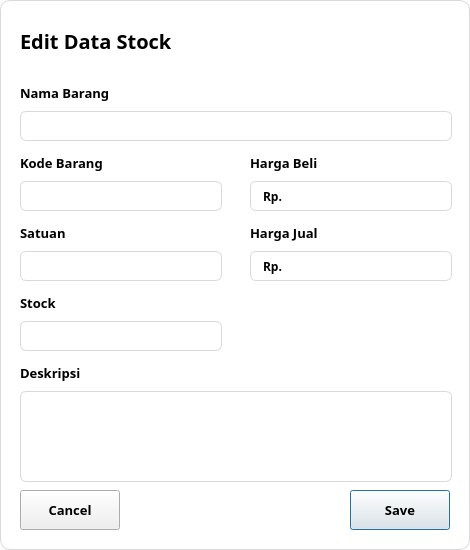
Before: the Qt Designer form ui/stockEditDialog.ui in ka-zukii/mini-erp, drawn with Qt 5.
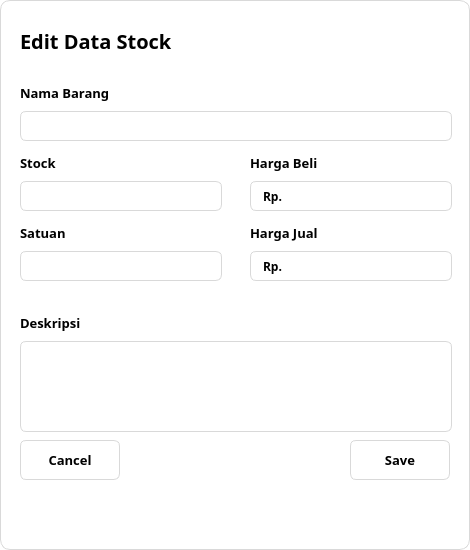
After: the same form once the commit is applied. Icons and pictures are not drawn.

```diff
--- a/ui/stockEditDialog.ui
+++ b/ui/stockEditDialog.ui
@@ -36,7 +36,7 @@
    <property name="geometry">
     <rect>
      <x>350</x>
-     <y>490</y>
+     <y>440</y>
      <width>100</width>
      <height>40</height>
     </rect>
@@ -49,6 +49,18 @@
      <bold>true</bold>
     </font>
    </property>
+   <property name="styleSheet">
+    <string notr="true">QPushButton{
+	background-color: white;
+	border: 1px solid #D9D9D9;
+	border-radius: 6px;
+}
+
+QPushButton:hover{
+	color: #3D6CEE;
+	border: 1px solid #3D6CEE;
+}</string>
+   </property>
    <property name="text">
     <string>Save</string>
    </property>
@@ -121,7 +133,7 @@
    <property name="geometry">
     <rect>
      <x>20</x>
-     <y>490</y>
+     <y>440</y>
      <width>100</width>
      <height>40</height>
     </rect>
@@ -134,6 +146,18 @@
      <bold>true</bold>
     </font>
    </property>
+   <property name="styleSheet">
+    <string notr="true">QPushButton{
+	background-color: white;
+	border: 1px solid #D9D9D9;
+	border-radius: 6px;
+}
+
+QPushButton:hover{
+	color: #3D6CEE;
+	border: 1px solid #3D6CEE;
+}</string>
+   </property>
    <property name="text">
     <string>Cancel</string>
    </property>
@@ -193,61 +217,6 @@
     </item>
    </layout>
   </widget>
-  <widget class="QWidget" name="layoutWidget">
-   <property name="geometry">
-    <rect>
-     <x>20</x>
-     <y>150</y>
-     <width>202</width>
-     <height>61</height>
-    </rect>
-   </property>
-   <layout class="QVBoxLayout" name="verticalLayout_2">
-    <item>
-     <widget class="QLabel" name="label_4">
-      <property name="font">
-       <font>
-        <family>Poppins</family>
-        <pointsize>10</pointsize>
-        <weight>75</weight>
-        <bold>true</bold>
-       </font>
-      </property>
-      <property name="text">
-       <string>Kode Barang</string>
-      </property>
-     </widget>
-    </item>
-    <item>
-     <widget class="QLineEdit" name="editItemCode">
-      <property name="minimumSize">
-       <size>
-        <width>200</width>
-        <height>30</height>
-       </size>
-      </property>
-      <property name="font">
-       <font>
-        <family>Poppins</family>
-        <weight>75</weight>
-        <bold>true</bold>
-       </font>
-      </property>
-      <property name="styleSheet">
-       <string notr="true">QLineEdit{
-	border: 1px solid #D9D9D9;
-	border-radius: 6px;
-	padding:0 10px 0 10px;
-}
-
-QLineEdit:focus{
-	border: 1px solid #3D6CEE;
-}</string>
-      </property>
-     </widget>
-    </item>
-   </layout>
-  </widget>
   <widget class="QWidget" name="layoutWidget">
    <property name="geometry">
     <rect>
@@ -423,7 +392,7 @@
    <property name="geometry">
     <rect>
      <x>20</x>
-     <y>290</y>
+     <y>150</y>
      <width>202</width>
      <height>61</height>
     </rect>
@@ -478,7 +447,7 @@
    <property name="geometry">
     <rect>
      <x>20</x>
-     <y>360</y>
+     <y>310</y>
      <width>432</width>
      <height>122</height>
     </rect>
```
Left out of the diff: 6 changed lines with no effect on the pictures.
